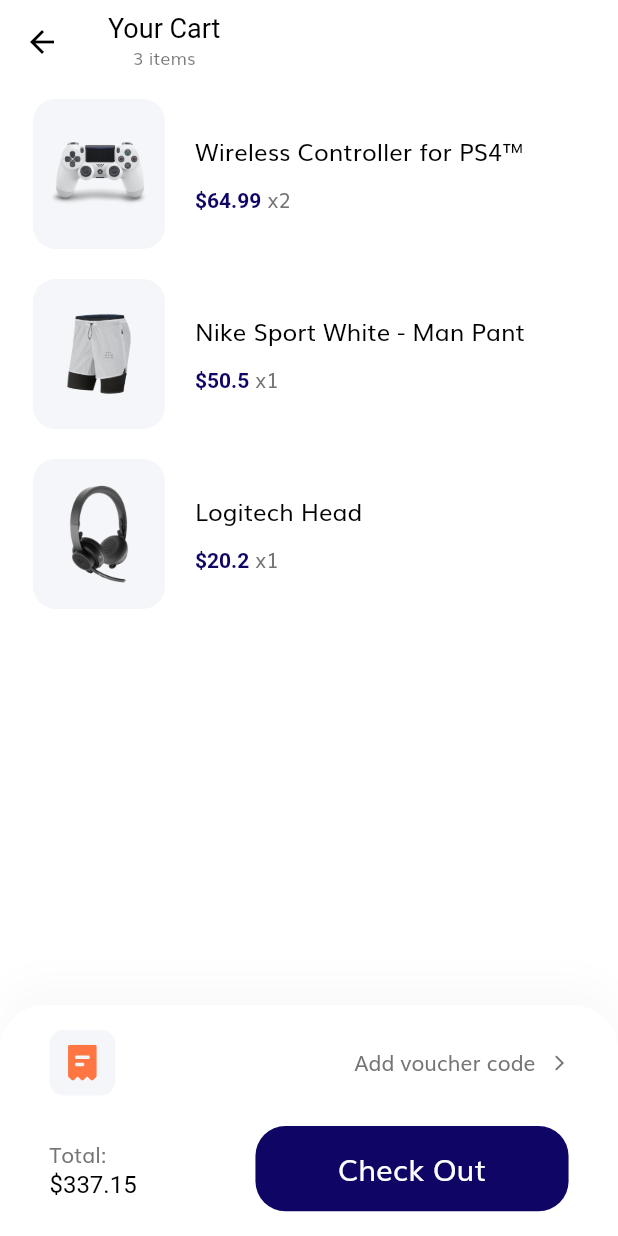
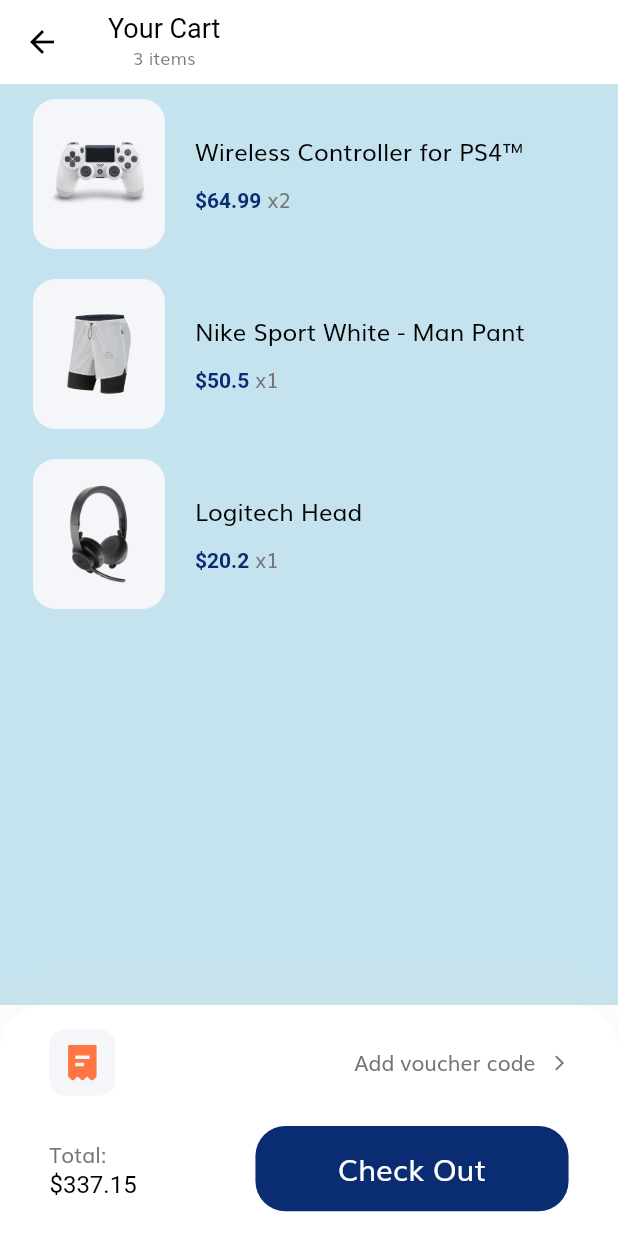
Before and after one commit to Wajishahid10/Uet-Tests-Mobile-App, a Flutter app: the screen it shows after launch, after a tap on the "shopping cart" icon, on a phone screen of 412 x 824 dp. Run offline on Flutter 3.47's test engine with Material 2 defaults, Android fonts, the phone set to English and light mode, and no system bars; our stand-ins replace flutter_svg, shimmer.

Commit message:
Colouring Colouring

```diff
--- /dev/null
+++ b/ut/lib/components/background.dart
@@ -0,0 +1,22 @@
+import 'package:flutter/material.dart';
+
+import '../constants.dart';
+
+class Background extends StatelessWidget {
+  const Background({
+    Key? key,
+    required this.child,
+  }) : super(key: key);
+
+  final Widget child;
+
+  @override
+  Widget build(BuildContext context) {
+    return Container(
+      decoration: BoxDecoration(
+        color: kPrimaryLightColor.withOpacity(0.43),
+      ),
+      child: child,
+    );
+  }
+}
--- a/ut/lib/components/product_card.dart
+++ b/ut/lib/components/product_card.dart
@@ -36,7 +36,7 @@ class ProductCard extends StatelessWidget {
                 child: Container(
                   padding: EdgeInsets.all(getProportionateScreenWidth(20)),
                   decoration: BoxDecoration(
-                    color: kPrimaryColor.withOpacity(0.1),
+                    color: kSecondaryColor.withOpacity(0.12),
                     borderRadius: BorderRadius.circular(15),
                   ),
                   child: Hero(
--- a/ut/lib/components/shimmer.dart
+++ b/ut/lib/components/shimmer.dart
@@ -6,58 +6,46 @@ import '../size_config.dart';
 class RowShimmer extends StatelessWidget {
   @override
   Widget build(BuildContext context) {
-    return Shimmer.fromColors(
+    return SizedBox(
+      height: 100.0,
+      child: Shimmer.fromColors(
         baseColor: Colors.grey[300]!,
         highlightColor: Colors.grey[100]!,
         child: ListView.builder(
-        itemBuilder: (_, __) => Padding(
-          padding: const EdgeInsets.only(bottom: 8.0),
-          child: Row(
-            crossAxisAlignment: CrossAxisAlignment.start,
-            children: [
-              Expanded(
-                child: Column(
-                  crossAxisAlignment: CrossAxisAlignment.start,
-                  children: <Widget>[
-                    Container(
-                      width: double.infinity,
-                      height: 8.0,
-                      color: Colors.white,
+          itemCount: 6,
+          scrollDirection: Axis.horizontal,
+          itemBuilder: (context, index) {
+            return Card(
+              elevation: 2.0,
+              margin: EdgeInsets.all(getProportionateScreenWidth(8)),
+              shape: RoundedRectangleBorder(
+                borderRadius: BorderRadius.circular(16),
               ),
-                    const Padding(
-                      padding: EdgeInsets.symmetric(vertical: 2.0),
+              child: SizedBox(
+                width: getProportionateScreenWidth(260),
               ),
-                    Container(
-                      width: double.infinity,
-                      height: 8.0,
-                      color: Colors.white,
-                    ),
-                    const Padding(
-                      padding: EdgeInsets.symmetric(vertical: 2.0),
-                    ),
-                    Container(
-                      width: 40.0,
-                      height: 8.0,
-                      color: Colors.white,
-                    ),
-                  ],
-                ),
-              )
-            ],
-          ),
+            );
+          },
         ),
       ),
     );
   }
 }
 
-class ListShimmer extends StatelessWidget {
+class GridShimmer extends StatelessWidget {
   @override
   Widget build(BuildContext context) {
-    return Shimmer.fromColors(
+    return SizedBox(
+      height: 200.0,
+      child: Shimmer.fromColors(
         baseColor: Colors.grey[300]!,
         highlightColor: Colors.grey[100]!,
-      child: ListView.builder(
+        child: GridView.builder(
+          gridDelegate: SliverGridDelegateWithFixedCrossAxisCount(
+              crossAxisCount:
+                  (MediaQuery.of(context).orientation == Orientation.portrait)
+                      ? 2
+                      : 3),
           itemCount: 6,
           itemBuilder: (context, index) {
             return Card(
@@ -65,9 +53,10 @@ class ListShimmer extends StatelessWidget {
               shape: RoundedRectangleBorder(
                 borderRadius: BorderRadius.circular(16),
               ),
-            child: const SizedBox(height: 80),
+              child: SizedBox(height: getProportionateScreenHeight(80)),
             );
           },
+        ),
       ),
     );
   }
--- a/ut/lib/constants.dart
+++ b/ut/lib/constants.dart
@@ -1,14 +1,16 @@
 import 'package:flutter/material.dart';
 import 'package:uet_tests/size_config.dart';
 
-const kPrimaryColor = Color.fromRGBO(14, 5, 100, 1);
-const kPrimaryLightColor = Color.fromRGBO(14, 5, 100, .45);
+const kPrimaryColor = Color.fromRGBO(10, 44, 115, 1);
+const kPrimaryLightColor = Color.fromRGBO(120, 190, 216, 1);
 const kPrimaryGradientColor = LinearGradient(
   begin: Alignment.topLeft,
   end: Alignment.bottomRight,
-  colors: [Color.fromRGBO(14, 5, 100, 1), Color.fromRGBO(111, 156, 178, 1)],
+  colors: [Color.fromRGBO(10, 44, 115, 1), Color.fromRGBO(111, 156, 178, 1)],
 );
-const kSecondaryColor = Color.fromRGBO(249, 232, 102, 1);
+const kSecondaryColor = Color.fromRGBO(242, 231, 64, 1);
+const kSecondaryLightColor = Color.fromRGBO(241, 236, 144, 1);
+
 const kTextColor = Color(0xFF757575);
 
 const kAnimationDuration = Duration(milliseconds: 200);
--- a/ut/lib/screens/cart/cart_screen.dart
+++ b/ut/lib/screens/cart/cart_screen.dart
@@ -1,5 +1,6 @@
 import 'package:flutter/material.dart';
 import 'package:uet_tests/models/Cart.dart';
+import 'package:uet_tests/components/background.dart';
 
 import 'components/body.dart';
 import 'components/check_out_card.dart';
@@ -10,7 +11,9 @@ class CartScreen extends StatelessWidget {
   Widget build(BuildContext context) {
     return Scaffold(
       appBar: buildAppBar(context),
-      body: Body(),
+      body: Background(
+        child: Body(),
+      ),
       bottomNavigationBar: CheckoutCard(),
     );
   }
--- a/ut/lib/screens/details/components/product_description.dart
+++ b/ut/lib/screens/details/components/product_description.dart
@@ -58,6 +58,7 @@ class ProductDescription extends StatelessWidget {
           ),
           child: Text(
             product.description,
+            style: TextStyle(color: kTextColor),
             maxLines: 3,
           ),
         ),
--- a/ut/lib/screens/home/components/body.dart
+++ b/ut/lib/screens/home/components/body.dart
@@ -1,4 +1,5 @@
 import 'package:flutter/material.dart';
+import 'package:uet_tests/components/background.dart';
 import 'package:uet_tests/components/shimmer.dart';
 
 import '../../../size_config.dart';
@@ -13,6 +14,7 @@ class Body extends StatelessWidget {
   Widget build(BuildContext context) {
     return SafeArea(
       child: SingleChildScrollView(
+        child: Background(
           child: Column(
             children: [
               SizedBox(height: getProportionateScreenHeight(20)),
@@ -28,6 +30,7 @@ class Body extends StatelessWidget {
             ],
           ),
         ),
+      ),
     );
   }
 }
--- a/ut/lib/screens/home/components/categories.dart
+++ b/ut/lib/screens/home/components/categories.dart
@@ -25,16 +25,16 @@ class Categories extends StatelessWidget {
           scrollDirection: Axis.horizontal,
           child: Row(
             children: [
-              PreviousTestCard(
+              CategoryCard(
                 image: "assets/cc1.jpg",
                 category: "Chemical",
-                numOfBrands: 18,
+                numOfTests: 18,
                 press: () {},
               ),
-              PreviousTestCard(
+              CategoryCard(
                 image: "assets/ee2.jpg",
                 category: "Electrical",
-                numOfBrands: 24,
+                numOfTests: 24,
                 press: () {},
               ),
               SizedBox(width: getProportionateScreenWidth(20)),
@@ -49,17 +49,17 @@ class Categories extends StatelessWidget {
   }
 }
 
-class PreviousTestCard extends StatelessWidget {
-  const PreviousTestCard({
+class CategoryCard extends StatelessWidget {
+  const CategoryCard({
     Key? key,
     required this.category,
     required this.image,
-    required this.numOfBrands,
+    required this.numOfTests,
     required this.press,
   }) : super(key: key);
 
   final String category, image;
-  final int numOfBrands;
+  final int numOfTests;
   final GestureTapCallback press;
 
   @override
@@ -107,7 +107,7 @@ class PreviousTestCard extends StatelessWidget {
                             fontWeight: FontWeight.bold,
                           ),
                         ),
-                        TextSpan(text: "$numOfBrands Brands")
+                        TextSpan(text: "$numOfTests Tests")
                       ],
                     ),
                   ),
--- a/ut/lib/screens/home/components/promotion_banner.dart
+++ b/ut/lib/screens/home/components/promotion_banner.dart
@@ -19,7 +19,7 @@ class PromotionBanner extends StatelessWidget {
         vertical: getProportionateScreenWidth(15),
       ),
       decoration: BoxDecoration(
-        color: kPrimaryLightColor,
+        color: kPrimaryColor.withOpacity(0.6),
         borderRadius: BorderRadius.circular(20),
       ),
       child: Row(
--- a/ut/lib/screens/home/components/search_field.dart
+++ b/ut/lib/screens/home/components/search_field.dart
@@ -13,7 +13,7 @@ class SearchField extends StatelessWidget {
     return Container(
       width: SizeConfig.screenWidth * 0.6,
       decoration: BoxDecoration(
-        color: kSecondaryColor.withOpacity(0.1),
+        color: kSecondaryColor.withOpacity(0.12),
         borderRadius: BorderRadius.circular(15),
       ),
       child: TextField(
--- a/ut/lib/screens/home/components/section_title.dart
+++ b/ut/lib/screens/home/components/section_title.dart
@@ -1,4 +1,5 @@
 import 'package:flutter/material.dart';
+import 'package:uet_tests/constants.dart';
 
 import '../../../size_config.dart';
 
@@ -28,7 +29,10 @@ class SectionTitle extends StatelessWidget {
           onTap: press,
           child: Text(
             "See More",
-            style: TextStyle(color: Color(0xFFBBBBBB)),
+            style: TextStyle(
+              color: Colors.grey,
+              fontSize: getProportionateScreenWidth(14.5),
+            ),
           ),
         ),
       ],
--- a/ut/lib/screens/profile/profile_screen.dart
+++ b/ut/lib/screens/profile/profile_screen.dart
@@ -1,5 +1,6 @@
 import 'package:flutter/material.dart';
 import 'package:uet_tests/enums.dart';
+import 'package:uet_tests/components/background.dart';
 
 import 'components/body.dart';
 
@@ -11,7 +12,9 @@ class ProfileScreen extends StatelessWidget {
       appBar: AppBar(
         title: Text("Profile"),
       ),
-      body: Body(),
+      body: Background(
+        child: Body(),
+      ),
     );
   }
 }
--- a/ut/lib/screens/splash/splash_screen.dart
+++ b/ut/lib/screens/splash/splash_screen.dart
@@ -1,6 +1,7 @@
 import 'package:flutter/material.dart';
 import 'package:uet_tests/screens/splash/components/body.dart';
 import 'package:uet_tests/size_config.dart';
+import 'package:uet_tests/components/background.dart';
 
 class SplashScreen extends StatelessWidget {
   static String routeName = "/splash";
@@ -9,7 +10,9 @@ class SplashScreen extends StatelessWidget {
     // You have to call it on your starting screen
     SizeConfig().init(context);
     return Scaffold(
-      body: Body(),
+      body: Background(
+        child: Body(),
+      ),
     );
   }
 }
```
Also changed, not shown: ut/lib/screens/details/details_screen.dart (+8 -3 lines), ut/lib/screens/profile/components/profile_menu.dart (+8 -2 lines), ut/assets/transparent logo.png, ut/flutter_02.png (added), 2 other files. Lines whose indentation alone changed are shown as unchanged.
